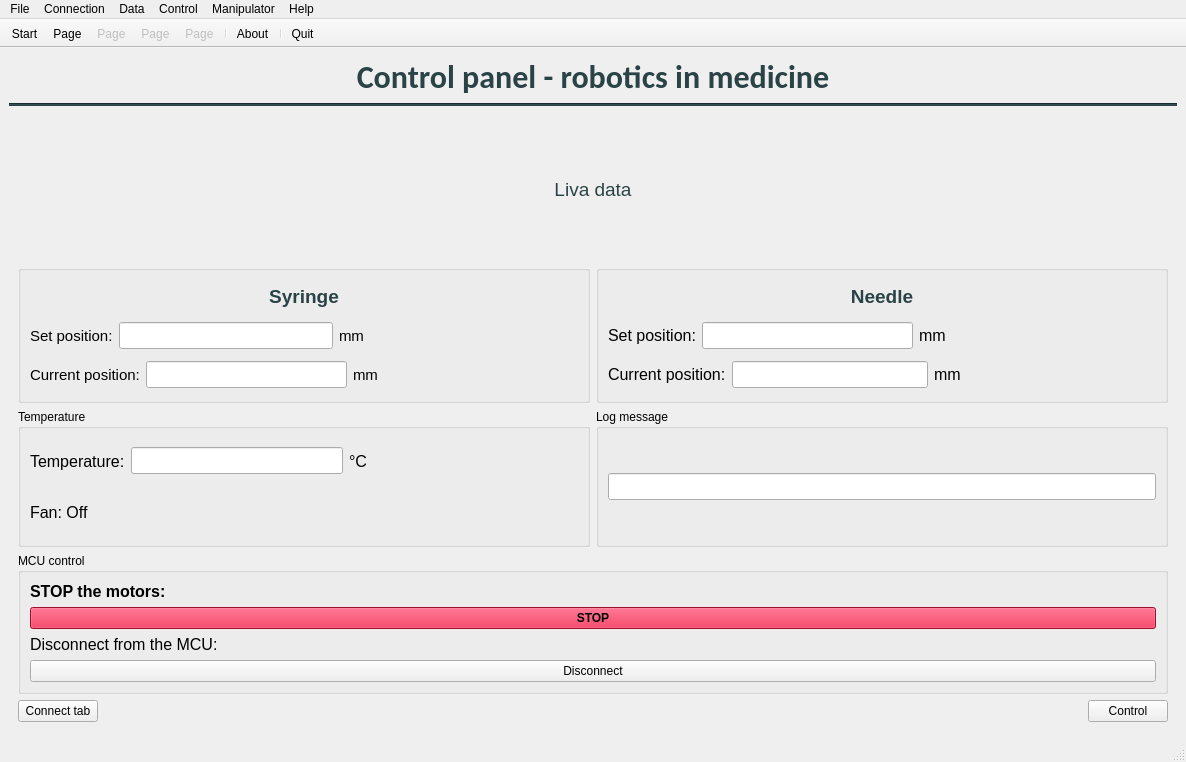
Before: the Qt Designer form Main/GUI_INZ_Main_project/mainwindow.ui in mgmike1011/INZ-GUI, drawn with Qt 5.
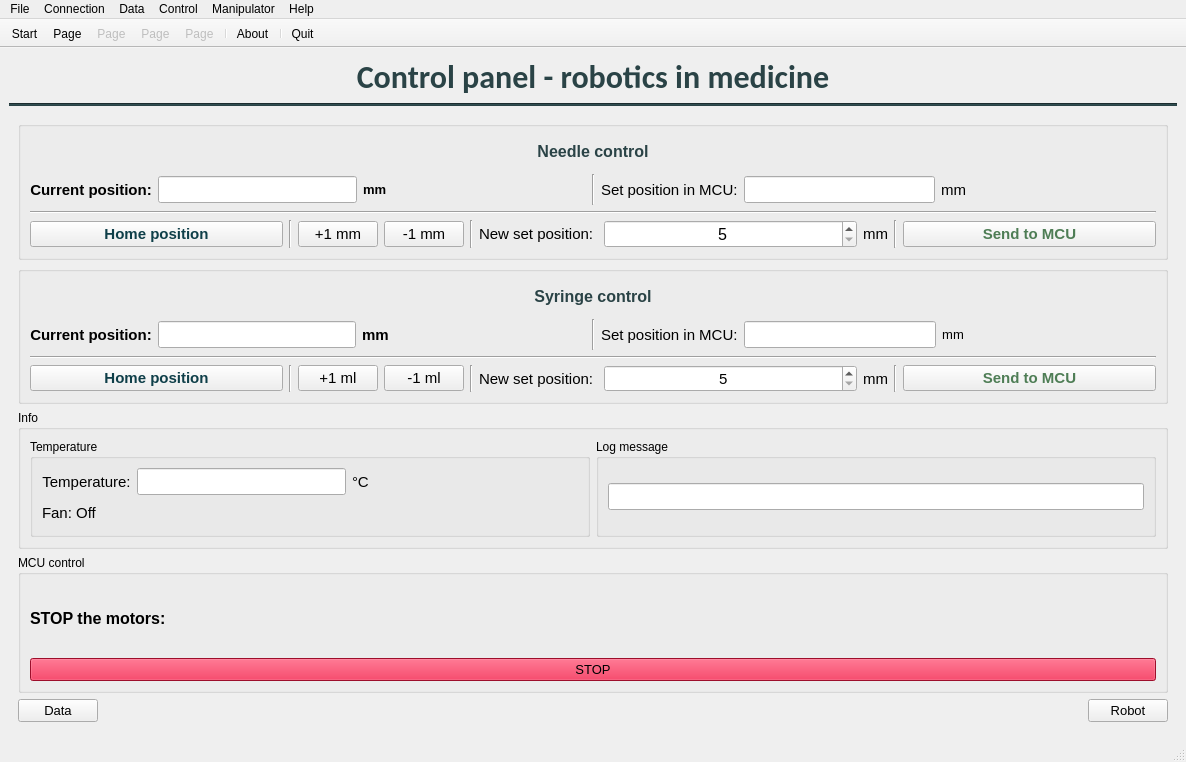
After: the same form once the commit is applied. Icons and pictures are not drawn.

Commit message: Control page added

Diff of the .ui file:
```diff
--- a/Main/GUI_INZ_Main_project/mainwindow.ui
+++ b/Main/GUI_INZ_Main_project/mainwindow.ui
@@ -61,7 +61,7 @@
        <string notr="true"/>
       </property>
       <property name="currentIndex">
-       <number>2</number>
+       <number>4</number>
       </property>
       <widget class="QWidget" name="page1_Start">
        <layout class="QVBoxLayout" name="verticalLayout_2">
@@ -740,7 +740,7 @@
                 <widget class="QLabel" name="label_19">
                  <property name="font">
                   <font>
-                   <pointsize>12</pointsize>
+                   <pointsize>11</pointsize>
                   </font>
                  </property>
                  <property name="text">
@@ -797,7 +797,7 @@
                 <widget class="QLabel" name="temperatureFanLabel">
                  <property name="font">
                   <font>
-                   <pointsize>12</pointsize>
+                   <pointsize>11</pointsize>
                   </font>
                  </property>
                  <property name="text">
@@ -872,7 +872,8 @@
             <widget class="QPushButton" name="stopMotorsPushButton">
              <property name="font">
               <font>
-               <bold>true</bold>
+               <pointsize>10</pointsize>
+               <bold>false</bold>
               </font>
              </property>
              <property name="cursor">
@@ -900,6 +901,11 @@
            </item>
            <item>
             <widget class="QPushButton" name="disconnectPushButton">
+             <property name="font">
+              <font>
+               <pointsize>10</pointsize>
+              </font>
+             </property>
              <property name="cursor">
               <cursorShape>PointingHandCursor</cursorShape>
              </property>
@@ -915,6 +921,11 @@
          <layout class="QHBoxLayout" name="horizontalLayout_16">
           <item>
            <widget class="QPushButton" name="connectionPushButton">
+            <property name="font">
+             <font>
+              <pointsize>10</pointsize>
+             </font>
+            </property>
             <property name="cursor">
              <cursorShape>PointingHandCursor</cursorShape>
             </property>
@@ -938,6 +949,11 @@
           </item>
           <item>
            <widget class="QPushButton" name="controlPushButton">
+            <property name="font">
+             <font>
+              <pointsize>10</pointsize>
+             </font>
+            </property>
             <property name="cursor">
              <cursorShape>PointingHandCursor</cursorShape>
             </property>
@@ -950,6 +966,922 @@
         </item>
        </layout>
       </widget>
+      <widget class="QWidget" name="page_4_ControlType">
+       <layout class="QVBoxLayout" name="verticalLayout_12">
+        <item>
+         <widget class="QLabel" name="label_23">
+          <property name="font">
+           <font>
+            <pointsize>24</pointsize>
+            <bold>true</bold>
+           </font>
+          </property>
+          <property name="text">
+           <string>&lt;html&gt;&lt;head/&gt;&lt;body&gt;&lt;p&gt;&lt;span style=&quot; color:#2a4346;&quot;&gt;Type of surgery:&lt;/span&gt;&lt;/p&gt;&lt;/body&gt;&lt;/html&gt;</string>
+          </property>
+          <property name="alignment">
+           <set>Qt::AlignCenter</set>
+          </property>
+         </widget>
+        </item>
+        <item>
+         <layout class="QHBoxLayout" name="horizontalLayout_17">
+          <item>
+           <widget class="QPushButton" name="InjectionButton">
+            <property name="font">
+             <font>
+              <pointsize>14</pointsize>
+             </font>
+            </property>
+            <property name="cursor">
+             <cursorShape>PointingHandCursor</cursorShape>
+            </property>
+            <property name="toolTip">
+             <string comment="Select injection surgery.">Select injection surgery.</string>
+            </property>
+            <property name="text">
+             <string>Injection</string>
+            </property>
+           </widget>
+          </item>
+          <item>
+           <widget class="QPushButton" name="SuctionButton">
+            <property name="font">
+             <font>
+              <pointsize>14</pointsize>
+             </font>
+            </property>
+            <property name="cursor">
+             <cursorShape>PointingHandCursor</cursorShape>
+            </property>
+            <property name="toolTip">
+             <string comment="Select suction surgery.">Select suction surgery.</string>
+            </property>
+            <property name="text">
+             <string>Suction</string>
+            </property>
+           </widget>
+          </item>
+         </layout>
+        </item>
+        <item>
+         <widget class="QLabel" name="label_24">
+          <property name="font">
+           <font>
+            <pointsize>10</pointsize>
+           </font>
+          </property>
+          <property name="text">
+           <string>Select the type of surgery to prepare the appropriate interface.</string>
+          </property>
+         </widget>
+        </item>
+       </layout>
+      </widget>
+      <widget class="QWidget" name="page_5_Injection">
+       <layout class="QVBoxLayout" name="verticalLayout_17">
+        <item>
+         <widget class="QGroupBox" name="groupBox_3">
+          <property name="title">
+           <string/>
+          </property>
+          <layout class="QVBoxLayout" name="verticalLayout_13">
+           <item>
+            <widget class="QLabel" name="label_25">
+             <property name="font">
+              <font>
+               <pointsize>12</pointsize>
+              </font>
+             </property>
+             <property name="text">
+              <string>&lt;html&gt;&lt;head/&gt;&lt;body&gt;&lt;p align=&quot;center&quot;&gt;&lt;span style=&quot; font-weight:700; color:#2a4346;&quot;&gt;Needle control&lt;/span&gt;&lt;/p&gt;&lt;/body&gt;&lt;/html&gt;</string>
+             </property>
+             <property name="alignment">
+              <set>Qt::AlignCenter</set>
+             </property>
+            </widget>
+           </item>
+           <item>
+            <layout class="QHBoxLayout" name="horizontalLayout_21">
+             <item>
+              <layout class="QHBoxLayout" name="horizontalLayout_18">
+               <item>
+                <widget class="QLabel" name="label_26">
+                 <property name="font">
+                  <font>
+                   <pointsize>11</pointsize>
+                   <bold>true</bold>
+                  </font>
+                 </property>
+                 <property name="text">
+                  <string>Current position:</string>
+                 </property>
+                 <property name="alignment">
+                  <set>Qt::AlignCenter</set>
+                 </property>
+                </widget>
+               </item>
+               <item>
+                <widget class="QLineEdit" name="CurrentValueLineEdit_Injection">
+                 <property name="font">
+                  <font>
+                   <pointsize>12</pointsize>
+                   <bold>true</bold>
+                  </font>
+                 </property>
+                 <property name="cursor">
+                  <cursorShape>ArrowCursor</cursorShape>
+                 </property>
+                 <property name="alignment">
+                  <set>Qt::AlignCenter</set>
+                 </property>
+                 <property name="readOnly">
+                  <bool>true</bool>
+                 </property>
+                </widget>
+               </item>
+               <item>
+                <widget class="QLabel" name="label_27">
+                 <property name="font">
+                  <font>
+                   <pointsize>10</pointsize>
+                   <bold>true</bold>
+                  </font>
+                 </property>
+                 <property name="text">
+                  <string>mm</string>
+                 </property>
+                </widget>
+               </item>
+               <item>
+                <spacer name="horizontalSpacer_12">
+                 <property name="orientation">
+                  <enum>Qt::Horizontal</enum>
+                 </property>
+                 <property name="sizeHint" stdset="0">
+                  <size>
+                   <width>40</width>
+                   <height>20</height>
+                  </size>
+                 </property>
+                </spacer>
+               </item>
+              </layout>
+             </item>
+             <item>
+              <widget class="Line" name="line_2">
+               <property name="orientation">
+                <enum>Qt::Vertical</enum>
+               </property>
+              </widget>
+             </item>
+             <item>
+              <layout class="QHBoxLayout" name="horizontalLayout_19">
+               <item>
+                <widget class="QLabel" name="label_28">
+                 <property name="font">
+                  <font>
+                   <pointsize>11</pointsize>
+                  </font>
+                 </property>
+                 <property name="text">
+                  <string>Set position in MCU:</string>
+                 </property>
+                </widget>
+               </item>
+               <item>
+                <widget class="QLineEdit" name="NeedleSetPositionLineEdit_Injection">
+                 <property name="font">
+                  <font>
+                   <pointsize>12</pointsize>
+                  </font>
+                 </property>
+                 <property name="cursor">
+                  <cursorShape>ArrowCursor</cursorShape>
+                 </property>
+                 <property name="alignment">
+                  <set>Qt::AlignCenter</set>
+                 </property>
+                 <property name="readOnly">
+                  <bool>true</bool>
+                 </property>
+                </widget>
+               </item>
+               <item>
+                <widget class="QLabel" name="label_29">
+                 <property name="font">
+                  <font>
+                   <pointsize>11</pointsize>
+                  </font>
+                 </property>
+                 <property name="text">
+                  <string>mm</string>
+                 </property>
+                 <property name="alignment">
+                  <set>Qt::AlignCenter</set>
+                 </property>
+                </widget>
+               </item>
+               <item>
+                <spacer name="horizontalSpacer_13">
+                 <property name="orientation">
+                  <enum>Qt::Horizontal</enum>
+                 </property>
+                 <property name="sizeHint" stdset="0">
+                  <size>
+                   <width>40</width>
+                   <height>20</height>
+                  </size>
+                 </property>
+                </spacer>
+               </item>
+              </layout>
+             </item>
+            </layout>
+           </item>
+           <item>
+            <widget class="Line" name="line_3">
+             <property name="orientation">
+              <enum>Qt::Horizontal</enum>
+             </property>
+            </widget>
+           </item>
+           <item>
+            <layout class="QHBoxLayout" name="horizontalLayout_20" stretch="1,0,0,0,0,0,1,0,0,1">
+             <item>
+              <widget class="QPushButton" name="HomePositionPushButton_NeedleInjection">
+               <property name="font">
+                <font>
+                 <pointsize>11</pointsize>
+                 <bold>true</bold>
+                </font>
+               </property>
+               <property name="cursor">
+                <cursorShape>PointingHandCursor</cursorShape>
+               </property>
+               <property name="styleSheet">
+                <string notr="true">color: rgb(15, 63, 73);</string>
+               </property>
+               <property name="text">
+                <string>Home position</string>
+               </property>
+              </widget>
+             </item>
+             <item>
+              <widget class="Line" name="line_5">
+               <property name="orientation">
+                <enum>Qt::Vertical</enum>
+               </property>
+              </widget>
+             </item>
+             <item>
+              <widget class="QPushButton" name="PlusOnemmPushButton_NeedleInjection">
+               <property name="font">
+                <font>
+                 <pointsize>11</pointsize>
+                </font>
+               </property>
+               <property name="cursor">
+                <cursorShape>PointingHandCursor</cursorShape>
+               </property>
+               <property name="text">
+                <string>+1 mm</string>
+               </property>
+              </widget>
+             </item>
+             <item>
+              <widget class="QPushButton" name="MinusOnemmPushButton_NeedleInjection">
+               <property name="font">
+                <font>
+                 <pointsize>11</pointsize>
+                </font>
+               </property>
+               <property name="cursor">
+                <cursorShape>PointingHandCursor</cursorShape>
+               </property>
+               <property name="text">
+                <string>-1 mm</string>
+               </property>
+              </widget>
+             </item>
+             <item>
+              <widget class="Line" name="line_6">
+               <property name="orientation">
+                <enum>Qt::Vertical</enum>
+               </property>
+              </widget>
+             </item>
+             <item>
+              <widget class="QLabel" name="label_30">
+               <property name="font">
+                <font>
+                 <pointsize>11</pointsize>
+                </font>
+               </property>
+               <property name="text">
+                <string>New set position: </string>
+               </property>
+              </widget>
+             </item>
+             <item>
+              <widget class="QSpinBox" name="NewSetPositionSpinBox_NeedleInjection">
+               <property name="font">
+                <font>
+                 <pointsize>12</pointsize>
+                </font>
+               </property>
+               <property name="cursor">
+                <cursorShape>IBeamCursor</cursorShape>
+               </property>
+               <property name="alignment">
+                <set>Qt::AlignCenter</set>
+               </property>
+               <property name="minimum">
+                <number>5</number>
+               </property>
+               <property name="maximum">
+                <number>200</number>
+               </property>
+              </widget>
+             </item>
+             <item>
+              <widget class="QLabel" name="label_31">
+               <property name="font">
+                <font>
+                 <pointsize>11</pointsize>
+                </font>
+               </property>
+               <property name="text">
+                <string>mm</string>
+               </property>
+               <property name="alignment">
+                <set>Qt::AlignCenter</set>
+               </property>
+              </widget>
+             </item>
+             <item>
+              <widget class="Line" name="line_4">
+               <property name="orientation">
+                <enum>Qt::Vertical</enum>
+               </property>
+              </widget>
+             </item>
+             <item>
+              <widget class="QPushButton" name="SendToMCUPushButton_NeedleInjection">
+               <property name="font">
+                <font>
+                 <pointsize>11</pointsize>
+                 <bold>true</bold>
+                </font>
+               </property>
+               <property name="cursor">
+                <cursorShape>PointingHandCursor</cursorShape>
+               </property>
+               <property name="styleSheet">
+                <string notr="true">color: rgb(78, 125, 85);
+</string>
+               </property>
+               <property name="text">
+                <string>Send to MCU</string>
+               </property>
+              </widget>
+             </item>
+            </layout>
+           </item>
+          </layout>
+         </widget>
+        </item>
+        <item>
+         <widget class="QGroupBox" name="groupBox_4">
+          <property name="title">
+           <string/>
+          </property>
+          <layout class="QVBoxLayout" name="verticalLayout_14">
+           <item>
+            <widget class="QLabel" name="label_32">
+             <property name="font">
+              <font>
+               <pointsize>12</pointsize>
+              </font>
+             </property>
+             <property name="text">
+              <string>&lt;html&gt;&lt;head/&gt;&lt;body&gt;&lt;p align=&quot;center&quot;&gt;&lt;span style=&quot; font-weight:700; color:#2a4346;&quot;&gt;Syringe control&lt;/span&gt;&lt;/p&gt;&lt;/body&gt;&lt;/html&gt;</string>
+             </property>
+             <property name="alignment">
+              <set>Qt::AlignCenter</set>
+             </property>
+            </widget>
+           </item>
+           <item>
+            <layout class="QHBoxLayout" name="horizontalLayout_26">
+             <item>
+              <layout class="QHBoxLayout" name="horizontalLayout_27">
+               <item>
+                <widget class="QLabel" name="label_39">
+                 <property name="font">
+                  <font>
+                   <pointsize>11</pointsize>
+                   <bold>true</bold>
+                  </font>
+                 </property>
+                 <property name="text">
+                  <string>Current position:</string>
+                 </property>
+                 <property name="alignment">
+                  <set>Qt::AlignCenter</set>
+                 </property>
+                </widget>
+               </item>
+               <item>
+                <widget class="QLineEdit" name="CurrentValueLineEdit_SyringeInjection">
+                 <property name="font">
+                  <font>
+                   <pointsize>12</pointsize>
+                   <bold>true</bold>
+                  </font>
+                 </property>
+                 <property name="cursor">
+                  <cursorShape>ArrowCursor</cursorShape>
+                 </property>
+                 <property name="alignment">
+                  <set>Qt::AlignCenter</set>
+                 </property>
+                 <property name="readOnly">
+                  <bool>true</bool>
+                 </property>
+                </widget>
+               </item>
+               <item>
+                <widget class="QLabel" name="label_40">
+                 <property name="font">
+                  <font>
+                   <pointsize>11</pointsize>
+                   <bold>true</bold>
+                  </font>
+                 </property>
+                 <property name="text">
+                  <string>mm</string>
+                 </property>
+                </widget>
+               </item>
+               <item>
+                <spacer name="horizontalSpacer_16">
+                 <property name="orientation">
+                  <enum>Qt::Horizontal</enum>
+                 </property>
+                 <property name="sizeHint" stdset="0">
+                  <size>
+                   <width>40</width>
+                   <height>20</height>
+                  </size>
+                 </property>
+                </spacer>
+               </item>
+              </layout>
+             </item>
+             <item>
+              <widget class="Line" name="line_11">
+               <property name="orientation">
+                <enum>Qt::Vertical</enum>
+               </property>
+              </widget>
+             </item>
+             <item>
+              <layout class="QHBoxLayout" name="horizontalLayout_28">
+               <item>
+                <widget class="QLabel" name="label_41">
+                 <property name="font">
+                  <font>
+                   <pointsize>11</pointsize>
+                  </font>
+                 </property>
+                 <property name="text">
+                  <string>Set position in MCU:</string>
+                 </property>
+                </widget>
+               </item>
+               <item>
+                <widget class="QLineEdit" name="SyringeSetPositionLineEdit_Injection">
+                 <property name="font">
+                  <font>
+                   <pointsize>12</pointsize>
+                  </font>
+                 </property>
+                 <property name="cursor">
+                  <cursorShape>ArrowCursor</cursorShape>
+                 </property>
+                 <property name="alignment">
+                  <set>Qt::AlignCenter</set>
+                 </property>
+                 <property name="readOnly">
+                  <bool>true</bool>
+                 </property>
+                </widget>
+               </item>
+               <item>
+                <widget class="QLabel" name="label_42">
+                 <property name="font">
+                  <font>
+                   <pointsize>10</pointsize>
+                  </font>
+                 </property>
+                 <property name="text">
+                  <string>mm</string>
+                 </property>
+                 <property name="alignment">
+                  <set>Qt::AlignCenter</set>
+                 </property>
+                </widget>
+               </item>
+               <item>
+                <spacer name="horizontalSpacer_17">
+                 <property name="orientation">
+                  <enum>Qt::Horizontal</enum>
+                 </property>
+                 <property name="sizeHint" stdset="0">
+                  <size>
+                   <width>40</width>
+                   <height>20</height>
+                  </size>
+                 </property>
+                </spacer>
+               </item>
+              </layout>
+             </item>
+            </layout>
+           </item>
+           <item>
+            <widget class="Line" name="line_12">
+             <property name="orientation">
+              <enum>Qt::Horizontal</enum>
+             </property>
+            </widget>
+           </item>
+           <item>
+            <layout class="QHBoxLayout" name="horizontalLayout_29" stretch="1,0,0,0,0,0,1,0,0,1">
+             <item>
+              <widget class="QPushButton" name="HomePositionPushButton_SyringeInjection">
+               <property name="font">
+                <font>
+                 <pointsize>11</pointsize>
+                 <bold>true</bold>
+                </font>
+               </property>
+               <property name="cursor">
+                <cursorShape>PointingHandCursor</cursorShape>
+               </property>
+               <property name="styleSheet">
+                <string notr="true">color: rgb(15, 63, 73);</string>
+               </property>
+               <property name="text">
+                <string>Home position</string>
+               </property>
+              </widget>
+             </item>
+             <item>
+              <widget class="Line" name="line_13">
+               <property name="orientation">
+                <enum>Qt::Vertical</enum>
+               </property>
+              </widget>
+             </item>
+             <item>
+              <widget class="QPushButton" name="PlusOnemlPushButton_SyringeInjection">
+               <property name="font">
+                <font>
+                 <pointsize>11</pointsize>
+                </font>
+               </property>
+               <property name="cursor">
+                <cursorShape>PointingHandCursor</cursorShape>
+               </property>
+               <property name="text">
+                <string>+1 ml</string>
+               </property>
+              </widget>
+             </item>
+             <item>
+              <widget class="QPushButton" name="MinusOnemlPushButton_SyringeInjection">
+               <property name="font">
+                <font>
+                 <pointsize>11</pointsize>
+                </font>
+               </property>
+               <property name="cursor">
+                <cursorShape>PointingHandCursor</cursorShape>
+               </property>
+               <property name="text">
+                <string>-1 ml</string>
+               </property>
+              </widget>
+             </item>
+             <item>
+              <widget class="Line" name="line_14">
+               <property name="orientation">
+                <enum>Qt::Vertical</enum>
+               </property>
+              </widget>
+             </item>
+             <item>
+              <widget class="QLabel" name="label_43">
+               <property name="font">
+                <font>
+                 <pointsize>11</pointsize>
+                </font>
+               </property>
+               <property name="text">
+                <string>New set position: </string>
+               </property>
+              </widget>
+             </item>
+             <item>
+              <widget class="QSpinBox" name="NewSetPositionSpinBox_SyringeInjection">
+               <property name="font">
+                <font>
+                 <pointsize>11</pointsize>
+                </font>
+               </property>
+               <property name="cursor">
+                <cursorShape>IBeamCursor</cursorShape>
+               </property>
+               <property name="alignment">
+                <set>Qt::AlignCenter</set>
+               </property>
+               <property name="minimum">
+                <number>5</number>
+               </property>
+               <property name="maximum">
+                <number>200</number>
+               </property>
+              </widget>
+             </item>
+             <item>
+              <widget class="QLabel" name="label_44">
+               <property name="font">
+                <font>
+                 <pointsize>11</pointsize>
+                </font>
+               </property>
+               <property name="text">
+                <string>mm</string>
+               </property>
+               <property name="alignment">
+                <set>Qt::AlignCenter</set>
+               </property>
+              </widget>
+             </item>
+             <item>
+              <widget class="Line" name="line_15">
+               <property name="orientation">
+                <enum>Qt::Vertical</enum>
+               </property>
+              </widget>
+             </item>
+             <item>
+              <widget class="QPushButton" name="SendToMCUPushButton_SyringeInjection">
+               <property name="font">
+                <font>
+                 <pointsize>11</pointsize>
+                 <bold>true</bold>
+                </font>
+               </property>
+               <property name="cursor">
+                <cursorShape>PointingHandCursor</cursorShape>
+               </property>
+               <property name="styleSheet">
+                <string notr="true">color: rgb(78, 125, 85);</string>
+               </property>
+               <property name="text">
+                <string>Send to MCU</string>
+               </property>
+              </widget>
+             </item>
+            </layout>
+           </item>
+          </layout>
+         </widget>
+        </item>
+        <item>
+         <widget class="QGroupBox" name="groupBox_5">
+          <property name="title">
+           <string>Info</string>
+          </property>
+          <layout class="QHBoxLayout" name="horizontalLayout_32">
+           <item>
+            <widget class="QGroupBox" name="groupBox_7">
+             <property name="title">
+              <string>Temperature</string>
+             </property>
+             <layout class="QVBoxLayout" name="verticalLayout_15">
+              <item>
+               <layout class="QHBoxLayout" name="horizontalLayout_30">
+                <item>
+                 <widget class="QLabel" name="label_45">
+                  <property name="font">
+                   <font>
+                    <pointsize>11</pointsize>
+                   </font>
+                  </property>
+                  <property name="text">
+                   <string>Temperature:</string>
+                  </property>
+                  <property name="alignment">
+                   <set>Qt::AlignCenter</set>
+                  </property>
+                 </widget>
+                </item>
+                <item>
+                 <widget class="QLineEdit" name="TemperatureLineEdit_Injection">
+                  <property name="font">
+                   <font>
+                    <pointsize>12</pointsize>
+                   </font>
+                  </property>
+                  <property name="alignment">
+                   <set>Qt::AlignCenter</set>
+                  </property>
+                  <property name="readOnly">
+                   <bool>true</bool>
+                  </property>
+                 </widget>
+                </item>
+                <item>
+                 <widget class="QLabel" name="label_46">
+                  <property name="font">
+                   <font>
+                    <pointsize>11</pointsize>
+                   </font>
+                  </property>
+                  <property name="text">
+                   <string>°C</string>
+                  </property>
+                 </widget>
+                </item>
+                <item>
+                 <spacer name="horizontalSpacer_18">
+                  <property name="orientation">
+                   <enum>Qt::Horizontal</enum>
+                  </property>
+                  <property name="sizeHint" stdset="0">
+                   <size>
+                    <width>40</width>
+                    <height>20</height>
+                   </size>
+                  </property>
+                 </spacer>
+                </item>
+               </layout>
+              </item>
+              <item>
+               <layout class="QHBoxLayout" name="horizontalLayout_31">
+                <item>
+                 <widget class="QLabel" name="FanInfoLabel_Injection">
+                  <property name="font">
+                   <font>
+                    <pointsize>11</pointsize>
+                   </font>
+                  </property>
+                  <property name="text">
+                   <string>Fan: Off</string>
+                  </property>
+                 </widget>
+                </item>
+                <item>
+                 <spacer name="horizontalSpacer_19">
+                  <property name="orientation">
+                   <enum>Qt::Horizontal</enum>
+                  </property>
+                  <property name="sizeHint" stdset="0">
+                   <size>
+                    <width>40</width>
+                    <height>20</height>
+                   </size>
+                  </property>
+                 </spacer>
+                </item>
+               </layout>
+              </item>
+             </layout>
+            </widget>
+           </item>
+           <item>
+            <widget class="QGroupBox" name="groupBox_8">
+             <property name="title">
+              <string>Log message</string>
+             </property>
+             <layout class="QVBoxLayout" name="verticalLayout_16">
+              <item>
+               <widget class="QLineEdit" name="LogMessageLineEdit_Injection">
+                <property name="font">
+                 <font>
+                  <pointsize>12</pointsize>
+                 </font>
+                </property>
+                <property name="alignment">
+                 <set>Qt::AlignCenter</set>
+                </property>
+                <property name="readOnly">
+                 <bool>true</bool>
+                </property>
+               </widget>
+              </item>
+             </layout>
+            </widget>
+           </item>
+          </layout>
+         </widget>
+        </item>
+        <item>
+         <widget class="QGroupBox" name="groupBox_6">
+          <property name="title">
+           <string>MCU control</string>
+          </property>
+          <layout class="QVBoxLayout" name="verticalLayout_18">
+           <item>
+            <widget class="QLabel" name="label_47">
+             <property name="font">
+              <font>
+               <pointsize>12</pointsize>
+               <bold>true</bold>
+              </font>
+             </property>
+             <property name="text">
+              <string>STOP the motors:</string>
+             </property>
+            </widget>
+           </item>
+           <item>
+            <widget class="QPushButton" name="stopMotorsPushButton_Injection">
+             <property name="font">
+              <font>
+               <pointsize>10</pointsize>
+               <bold>false</bold>
+              </font>
+             </property>
+             <property name="cursor">
+              <cursorShape>PointingHandCursor</cursorShape>
+             </property>
+             <property name="styleSheet">
+              <string notr="true">background-color: rgb(220,20,60);</string>
+             </property>
+             <property name="text">
+              <string>STOP</string>
+             </property>
+            </widget>
+           </item>
+          </layout>
+         </widget>
+        </item>
+        <item>
+         <layout class="QHBoxLayout" name="horizontalLayout_33">
+          <item>
+           <widget class="QPushButton" name="DataPagePushButton_Injection">
+            <property name="font">
+             <font>
+              <pointsize>10</pointsize>
+             </font>
+            </property>
+            <property name="cursor">
+             <cursorShape>PointingHandCursor</cursorShape>
+            </property>
+            <property name="text">
+             <string>Data</string>
+            </property>
+           </widget>
+          </item>
+          <item>
+           <spacer name="horizontalSpacer_20">
+            <property name="orientation">
+             <enum>Qt::Horizontal</enum>
+            </property>
+            <property name="sizeHint" stdset="0">
+             <size>
+              <width>40</width>
+              <height>20</height>
+             </size>
+            </property>
+           </spacer>
+          </item>
+          <item>
+           <widget class="QPushButton" name="RobotPagePushButton_Injection">
+            <property name="font">
+             <font>
+              <pointsize>10</pointsize>
+             </font>
+            </property>
+            <property name="cursor">
+             <cursorShape>PointingHandCursor</cursorShape>
+            </property>
+            <property name="text">
+             <string>Robot</string>
+            </property>
+           </widget>
+          </item>
+         </layout>
+        </item>
+       </layout>
+      </widget>
+      <widget class="QWidget" name="page_6_suction"/>
      </widget>
     </item>
    </layout>
```
Left out of the diff: 42 changed lines with no effect on the pictures. The commit also changes 2 other files.
